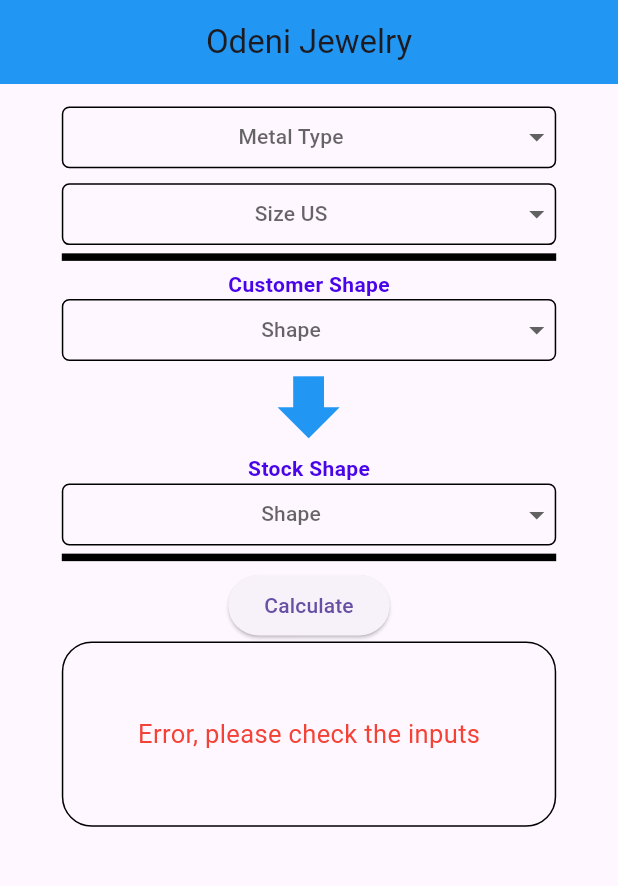
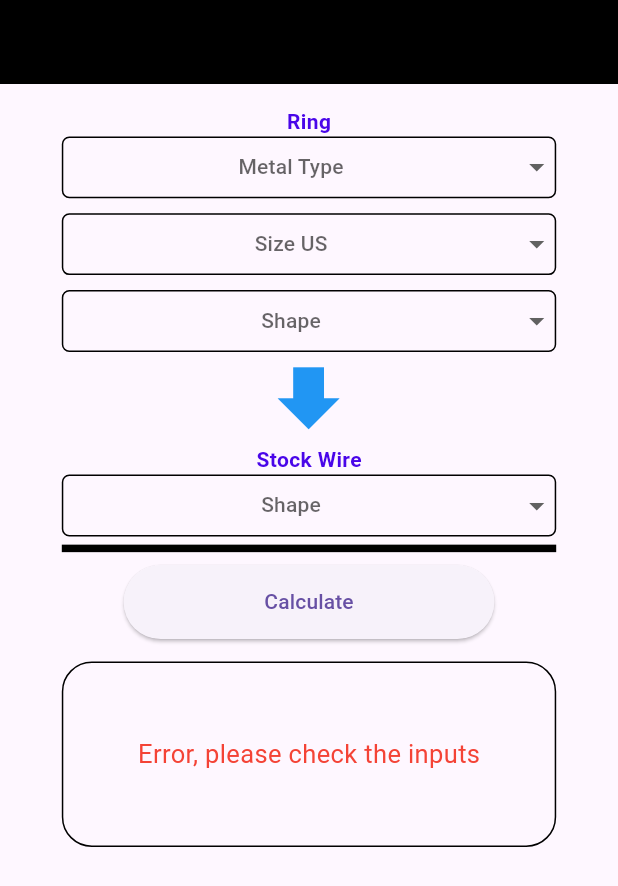
Before and after one commit to yayaya142/RING-Y-Code, a Flutter app: the screen it shows after launch, after a tap on "Calculate", on a phone screen of 412 x 824 dp. Shown: the top 886 px of the screen. Run offline on Flutter 3.47's test engine with Material 3 defaults, Android fonts, the light colour scheme and no system bars; missing offline and left inert: flutter_tex.

Commit message:
update the GUI

```diff
--- a/lib/Services/Calculator.dart
+++ b/lib/Services/Calculator.dart
@@ -17,12 +17,11 @@
     double stockShapeArea = stockShape.calculateArea();
     double stockShapeLength = (customerShapeVolume / stockShapeArea);
     // calculate stock weight
-    double stockShapeWeight =
-        stockShapeLength * stockShapeArea * getDensity(metalType);
+    double customerShapeWeight =
+        customerShapeLength * customerShapeArea * getDensity(metalType);
+    double stockShapeWeight = customerShapeWeight;
     double stockShapeVolume =
         stockShape.calculateVolume(stockShapeArea, stockShapeLength);
-    double customerShapeWeight =
-        customerShapeLength * customerShapeArea * getDensity(metalType);
 
     // check if solution make sense
     if (customerShapeArea <= 0 || customerShapeVolume <= 0) {
--- a/lib/pages/home.dart
+++ b/lib/pages/home.dart
@@ -1,4 +1,4 @@
-// ignore_for_file: prefer_const_constructors, prefer_const_literals_to_create_immutables, library_private_types_in_public_api, use_key_in_widget_constructors
+// ignore_for_file: prefer_const_constructors, prefer_const_literals_to_create_immutables, library_private_types_in_public_api, use_key_in_widget_constructors, sort_child_properties_last
 import 'package:flutter/foundation.dart';
 import 'package:flutter/material.dart';
 import 'package:flutter/services.dart';
@@ -16,6 +16,9 @@
 const double allSizePadding = 15.0;
 const double sizeBoxHeight = 10;
 const double sizeBoxWidth = 2;
+const double calculateButtonWidth = 0.6;
+const double calculateButtonHeight = 0.06;
+const String resultBoxSpacing = "     ";
 // Page Text
 const double innerBoxTextSize = 14;
 const double shapesAttributesTextSize = 11;
@@ -92,7 +95,7 @@
   Widget build(BuildContext context) {
     return Scaffold(
       appBar: AppBar(
-        title: Text('Odeni Jewelry'),
+        title: Text(""),
         backgroundColor: ThemeColors().appBarColor,
         centerTitle: true,
       ),
@@ -102,6 +105,13 @@
             padding: const EdgeInsets.all(allSizePadding),
             child: Column(
               children: [
+                Text(
+                  'Ring',
+                  style: TextStyle(
+                      fontSize: shapeHeadlineSize,
+                      color: shapeHeadlineColor,
+                      fontWeight: FontWeight.bold),
+                ),
                 Center(
                   child: Container(
                     height: MediaQuery.of(context).size.height *
@@ -200,19 +210,7 @@
                   ),
                 ),
                 SizedBox(
-                  width: MediaQuery.of(context).size.width *
-                      CustomContainer().containerWidth,
-                  child: Divider(
-                    thickness: CustomContainer().dividerSize,
-                    color: CustomContainer().dividerColor,
-                  ),
-                ),
-                Text(
-                  'Customer Shape',
-                  style: TextStyle(
-                      fontSize: shapeHeadlineSize,
-                      color: shapeHeadlineColor,
-                      fontWeight: FontWeight.bold),
+                  height: sizeBoxHeight,
                 ),
                 Container(
                   height: MediaQuery.of(context).size.height *
@@ -274,7 +272,7 @@
                   ),
                 ),
                 Text(
-                  'Stock Shape',
+                  'Stock Wire',
                   style: TextStyle(
                       fontSize: shapeHeadlineSize,
                       color: shapeHeadlineColor,
@@ -336,6 +334,9 @@
                     color: CustomContainer().dividerColor,
                   ),
                 ),
+                SizedBox(
+                  height: 3,
+                ),
                 ElevatedButton(
                   onPressed: () {
                     print('customershapedata: $customerShapeData');
@@ -376,7 +377,7 @@
                           customerShapeLength.isNaN ||
                           customerShapeLength.isInfinite) {
                         resultError = true;
-                        showSteps = "No steps to show";
+                        showSteps = "Error";
                         customerShapeLength = 0.0;
                         stockShapeLength = 0.0;
                         stockShapeWeight = 0.0;
@@ -399,12 +400,20 @@
                     });
                   },
                   child: Text('Calculate'),
+                  style: ElevatedButton.styleFrom(
+                    minimumSize: Size(
+                        MediaQuery.of(context).size.width *
+                            calculateButtonWidth,
+                        MediaQuery.of(context).size.height *
+                            calculateButtonHeight),
+                  ),
                 ),
                 SizedBox(
-                  width: MediaQuery.of(context).size.width *
-                      CustomContainer().containerWidth,
+                  height: 15,
                 ),
-                Container(
+                showSteps == "No steps to show"
+                    ? SizedBox()
+                    : Container(
                         height: MediaQuery.of(context).size.height *
                             CustomContainer().containerHeightForResult,
                         width: MediaQuery.of(context).size.width *
@@ -423,30 +432,25 @@
                                         fontSize: resultBoxTextSize + 3,
                                         color: Colors.red)),
                               )
-                      : showSteps == "No steps to show"
-                          ? Center(
-                              child: Text("Place Holder",
-                                  style: TextStyle(
-                                      fontSize: resultBoxTextSize + 3,
-                                      color: Color.fromARGB(255, 54, 20, 150))),
-                            )
                             : Column(
                                 children: [
+                                  SizedBox(
+                                    height: 5,
+                                  ),
                                   Text(
-                                  "Customer Length: ${customerShapeLength.toStringAsFixed(1)} mm",
-                                  style: TextStyle(fontSize: resultBoxTextSize),
+                                    "Ring length: ${customerShapeLength.toStringAsFixed(1)} [mm]",
+                                    style:
+                                        TextStyle(fontSize: resultBoxTextSize),
+                                  ),
+                                  Text(
+                                    "Ring weight: ${stockShapeWeight.toStringAsFixed(1)} [gr]",
+                                    style:
+                                        TextStyle(fontSize: resultBoxTextSize),
                                   ),
                                   showOnlyCustomerLength
                                       ? SizedBox()
                                       : Text(
-                                        "Stock Length: ${stockShapeLength.toStringAsFixed(1)} mm",
-                                        style: TextStyle(
-                                            fontSize: resultBoxTextSize),
-                                      ),
-                                showOnlyCustomerLength
-                                    ? SizedBox()
-                                    : Text(
-                                        "Weight: ${stockShapeWeight.toStringAsFixed(1)} g",
+                                          "Stock wire: ${stockShapeLength.toStringAsFixed(1)} [mm]",
                                           style: TextStyle(
                                               fontSize: resultBoxTextSize),
                                         ),
@@ -468,11 +472,14 @@
                                               children: [
                                                 Text(showSteps),
                                                 TeXView(
-                                                child: TeXViewColumn(children: [
+                                                  child:
+                                                      TeXViewColumn(children: [
                                                     ShowFormula()
                                                         .stockWireLength(),
-                                                  ShowFormula().weightOutput(),
-                                                  ShowFormula().lengthFormula(),
+                                                    ShowFormula()
+                                                        .weightOutput(),
+                                                    ShowFormula()
+                                                        .lengthFormula(),
                                                   ]),
                                                 )
                                               ],
--- a/lib/theme.dart
+++ b/lib/theme.dart
@@ -2,7 +2,7 @@
 
 class ThemeColors {
 // app bar colors
-  Color appBarColor = Colors.blue;
+  Color appBarColor = const Color.fromARGB(255, 0, 0, 0);
 
 // body colors
   Color primaryBackgroundColor = Color(0xff7a6161);
```
Lines whose indentation alone changed are shown as unchanged.
